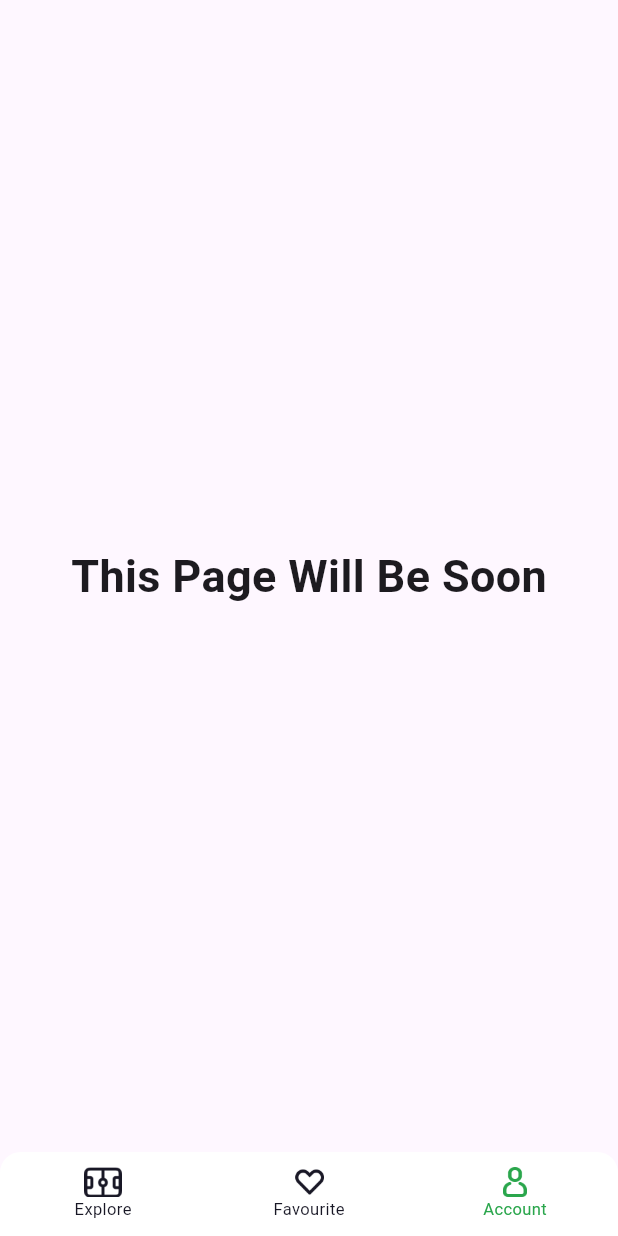
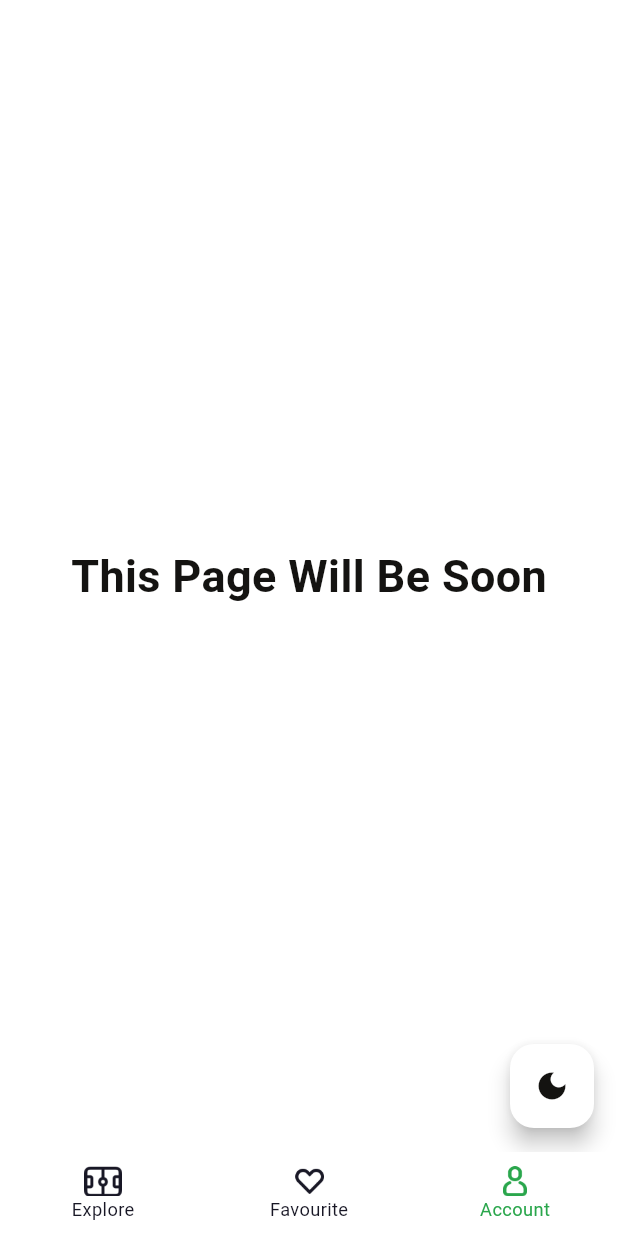
Before and after one commit to azimovich/stadium_app_task, a Flutter app: the screen it shows after launch, item 3 of the bottom bar chosen, on a phone screen of 412 x 824 dp. Run offline on Flutter 3.47's test engine with Material 3 defaults, Android fonts, the phone set to English and light mode, and no system bars; our stand-ins replace device_preview, dio, flutter_riverpod, flutter_screenutil, flutter_svg, geolocator and 3 more; missing offline and left inert: yandex_mapkit; network calls fail; Roboto replaces fonts that are missing (Gilroy).

Commit message:
shukhrat commit bug fix

```diff
--- a/lib/app.dart
+++ b/lib/app.dart
@@ -1,22 +1,13 @@
 import 'package:flutter/material.dart';
-import 'package:flutter/foundation.dart';
-import "package:device_preview/device_preview.dart";
-import 'package:flutter_screenutil/flutter_screenutil.dart';
 import 'package:stadium_app_task/src/core/widget/app_material_context.dart';
+import 'package:stadium_app_task/src/core/widget/cutsom_screen_util_widget.dart';
 
 class App extends StatelessWidget {
   const App({super.key});
 
   @override
-  Widget build(BuildContext context) {
-    return ScreenUtilInit(
-      designSize: const Size(414, 896),
-      minTextAdapt: true,
-      splitScreenMode: true,
-      builder: (context, _) => DevicePreview(
-        enabled: kDebugMode && false,
-        builder: (context) => const AppMaterialContext(),
-      ),
-    );
-  }
+  Widget build(BuildContext context) => const CustomScreenUtil(
+        enabledPreview: false,
+        child: AppMaterialContext(),
+      );
 }
--- a/lib/setup.dart
+++ b/lib/setup.dart
@@ -3,5 +3,9 @@ import 'package:geolocator/geolocator.dart';
 bool isLocationServiceEnabled = false;
 
 Future<void> setup() async {
-  isLocationServiceEnabled = await Geolocator.isLocationServiceEnabled();
+  isLocationServiceEnabled = await checkLocationServiceEnabled();
 }
+
+Future<bool> checkLocationServiceEnabled() async {
+  return await Geolocator.isLocationServiceEnabled();
+}
--- a/lib/src/core/router/router_config.dart
+++ b/lib/src/core/router/router_config.dart
@@ -4,7 +4,6 @@ import 'package:stadium_app_task/src/core/router/app_route_name.dart';
 import 'package:stadium_app_task/src/feature/bookmark/bookmark.dart';
 import 'package:stadium_app_task/src/feature/main/view/pages/home_page.dart';
 import 'package:stadium_app_task/src/feature/main/view/pages/main_page.dart';
-import 'package:stadium_app_task/src/feature/main/view/pages/t.dart';
 import 'package:stadium_app_task/src/feature/profile/profile_page.dart';
 
 final class RouteSystem {
@@ -33,7 +32,7 @@ final class RouteSystem {
             routes: <RouteBase>[
               GoRoute(
                 path: AppRouteName.home,
-                builder: (context, state) =>  HomePage(),
+                builder: (context, state) => const  HomePage(),
               ),
             ],
           ),
--- a/lib/src/core/widget/app_material_context.dart
+++ b/lib/src/core/widget/app_material_context.dart
@@ -9,14 +9,14 @@ class AppMaterialContext extends StatelessWidget {
   const AppMaterialContext({super.key});
 
   @override
-  Widget build(BuildContext context) {
-    return InheritedThemeNotifier(
-      themeController: themeController,
-      child: MaterialApp.router(
-        routerConfig: RouteSystem.goRouter,
-        theme: InheritedThemeNotifier.maybeOf(context)?.theme,
-        debugShowCheckedModeBanner: false,
-      ),
-    );
-  }
+  Widget build(BuildContext context) => InheritedThemeNotifier(
+        themeController: themeController,
+        child: Builder(builder: (context) {
+          return MaterialApp.router(
+            routerConfig: RouteSystem.goRouter,
+            theme: InheritedThemeNotifier.maybeOf(context)?.theme,
+            debugShowCheckedModeBanner: false,
+          );
+        }),
+      );
 }
--- /dev/null
+++ b/lib/src/core/widget/cutsom_screen_util_widget.dart
@@ -0,0 +1,26 @@
+import 'package:device_preview/device_preview.dart';
+import 'package:flutter/foundation.dart';
+import 'package:flutter/material.dart';
+import 'package:flutter_screenutil/flutter_screenutil.dart';
+
+class CustomScreenUtil extends StatelessWidget {
+  final Widget child;
+  final bool enabledPreview;
+
+  const CustomScreenUtil({
+    required this.child,
+    required this.enabledPreview,
+    super.key,
+  });
+
+  @override
+  Widget build(BuildContext context) => ScreenUtilInit(
+        designSize: const Size(375, 812),
+        minTextAdapt: true,
+        splitScreenMode: true,
+        builder: (context, _) => DevicePreview(
+          enabled: kDebugMode && enabledPreview,
+          builder: (context) => child,
+        ),
+      );
+}
--- a/lib/src/feature/profile/profile_page.dart
+++ b/lib/src/feature/profile/profile_page.dart
@@ -1,12 +1,15 @@
 import 'package:flutter/material.dart';
+import 'package:stadium_app_task/src/core/widget/app_material_context.dart';
+
+// Theme Ozgartilishi uchun switchTheme ozi kifoya ekanligi uchun ortiq contorllerlar qoshmadim
 
 class ProfilePage extends StatelessWidget {
   const ProfilePage({super.key});
 
   @override
   Widget build(BuildContext context) {
-    return const Scaffold(
-      body: Center(
+    return Scaffold(
+      body: const Center(
         child: Text(
           'This Page Will Be Soon',
           style: TextStyle(
@@ -16,6 +19,13 @@ class ProfilePage extends StatelessWidget {
           ),
         ),
       ),
+      floatingActionButton: FloatingActionButton(
+        onPressed: () {
+          // InheritedThemeNotifier.maybeOf(context)?.switchTheme();
+          themeController.switchTheme();
+        },
+        child: themeController.isLight ? const Icon(Icons.dark_mode) : const Icon(Icons.light_mode),
+      ),
     );
   }
 }
--- a/lib/src/feature/setting/theme_controller.dart
+++ b/lib/src/feature/setting/theme_controller.dart
@@ -2,34 +2,29 @@ import 'dart:developer';
 import 'dart:ui';
 
 import 'package:flutter/material.dart';
-import 'package:flutter_riverpod/flutter_riverpod.dart';
 import 'package:shared_preferences/shared_preferences.dart';
 
 import '../../core/style/app_theme.dart';
 
 const String _spThemeKey = 'is_light_theme';
 
-
-final theme = ChangeNotifierProvider((ref) => ThemeController());
-
-
 class ThemeController with ChangeNotifier {
   ThemeController() : _isLight = PlatformDispatcher.instance.platformBrightness != Brightness.dark {
     SharedPreferences.getInstance().then<void>(
-          (sp) {
+      (sp) {
         final theme = sp.getBool(_spThemeKey);
         if (theme != null && theme != isLight) {
           _isLight = theme;
           notifyListeners();
         }
       },
-      onError: (e){
-            log(e);
+      onError: (e) {
+        log(e);
       },
     );
   }
 
-  ThemeData get theme => isLight ? AppThemes.light() : AppThemes.dark();
+  ThemeData get theme => isLight ? AppTheme.light() : AppTheme.dark();
 
   bool get isLight => _isLight;
 
@@ -40,10 +35,10 @@ class ThemeController with ChangeNotifier {
   void switchTheme() {
     _isLight = !_isLight;
     SharedPreferences.getInstance().then<void>(
-          (sp) {
+      (sp) {
         sp.setBool(_spThemeKey, _isLight);
       },
-      onError: (e){
+      onError: (e) {
         log(e);
       },
     );
--- a/pubspec.yaml
+++ b/pubspec.yaml
@@ -40,6 +40,7 @@ dependencies:
   flutter_svg: ^2.0.10+1
 
   permission_handler: ^11.3.0
+  shimmer: ^3.0.0
 
 dev_dependencies:
   flutter_test:
```
Also changed, not shown: lib/src/core/style/app_theme.dart (+18 -22 lines), lib/src/core/style/color_scheme.dart (+4 -4 lines), lib/src/core/widget/shimmer_card_widget.dart (added, +116 -0 lines), lib/src/feature/main/view/pages/home_page_map.dart (+12 -4 lines), lib/src/feature/main/view/pages/home_page_search.dart (+7 -1 lines), lib/src/feature/main/view_model/home_vm.dart (+131 -53 lines), assets/img/default.jpg (added), lib/src/feature/main/view/widgets/home_page_search_card_widget.dart (line endings or trailing spaces), pubspec.lock.
